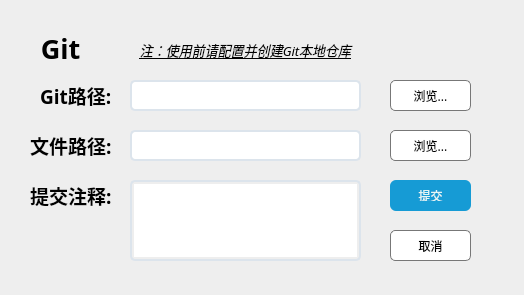
First picture: the form in src/customWidget/gitdialog.ui, repository LeftStudio/SurZ, before the edit.
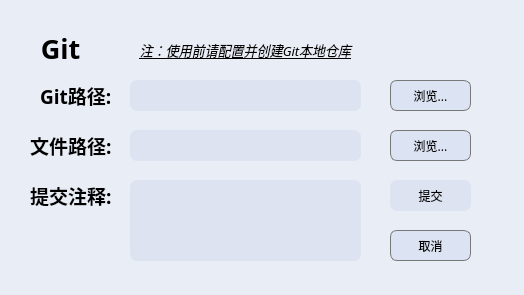
Second picture: the form after the edit.

What changed in the file:
```diff
--- a/src/customWidget/gitdialog.ui
+++ b/src/customWidget/gitdialog.ui
@@ -21,33 +21,42 @@
   <property name="styleSheet">
    <string notr="true">QDialog
 {
-background:rgb(238,238,238);
+background:rgb(233,237,245);
 }
 
 QLineEdit
 {
 border-style:none;
-padding:2px;
-border-radius:5px;
-border:2px solid #DCE4EC;
-}
-
-QLineEdit:focus
-{
-border:2px solid rgb(22,155,213);
+padding:3px;
+border-radius:7px;
+background:#dde3f0;
 }
 
 QPlainTextEdit
 {
 border-style:none;
-padding:2px;
-border-radius:5px;
-border:2px solid #DCE4EC;
+padding:3px;
+border-radius:7px;
+background:#dde3f0;
 }
 
-QPlainTextEdit:focus
+QPushButton
 {
-border:2px solid rgb(22,155,213);
+border-style:none;
+padding:3px;
+border-radius:7px;
+border:1px solid rgb(119,119,119);
+background:rgb(220,227,242);
+}
+
+QPushButton:hover
+{
+background:rgb(250, 250, 250);
+}
+
+QPushButton:pressed
+{
+background:rgb(220, 220, 220);
 }</string>
   </property>
   <widget class="QLabel" name="label">
@@ -149,25 +158,7 @@
     </font>
    </property>
    <property name="styleSheet">
-    <string notr="true">QPushButton
-{
-border-style:none;
-padding:2px;
-border-radius:5px;
-border:1px solid rgb(119,119,119);
-color:black;
-background:white;
-}
-
-QPushButton:hover
-{
-background:rgb(250, 250, 250);
-}
-
-QPushButton:pressed
-{
-background:rgb(220, 220, 220);
-}</string>
+    <string notr="true"/>
    </property>
    <property name="text">
     <string>浏览...</string>
@@ -191,25 +182,7 @@
     </font>
    </property>
    <property name="styleSheet">
-    <string notr="true">QPushButton
-{
-border-style:none;
-padding:2px;
-border-radius:5px;
-border:1px solid rgb(119,119,119);
-color:black;
-background:white;
-}
-
-QPushButton:hover
-{
-background:rgb(250, 250, 250);
-}
-
-QPushButton:pressed
-{
-background:rgb(220, 220, 220);
-}</string>
+    <string notr="true"/>
    </property>
    <property name="text">
     <string>浏览...</string>
@@ -236,10 +209,9 @@
     <string notr="true">QPushButton
 {
 border-style:none;
-padding:10px;
-border-radius:6px;
-color:#E6F8F5;
-background:rgb(22,155,213);
+padding:3px;
+border-radius:7px;
+background:#dde3f0;
 }
 
 QPushButton:hover
@@ -276,25 +248,7 @@
     </font>
    </property>
    <property name="styleSheet">
-    <string notr="true">QPushButton
-{
-border-style:none;
-padding:2px;
-border-radius:5px;
-border:1px solid rgb(119,119,119);
-color:black;
-background:white;
-}
-
-QPushButton:hover
-{
-background:rgb(250, 250, 250);
-}
-
-QPushButton:pressed
-{
-background:rgb(220, 220, 220);
-}</string>
+    <string notr="true"/>
    </property>
    <property name="text">
     <string>取消</string>
```
Left out of the diff: 6 changed lines with no effect on the pictures.
